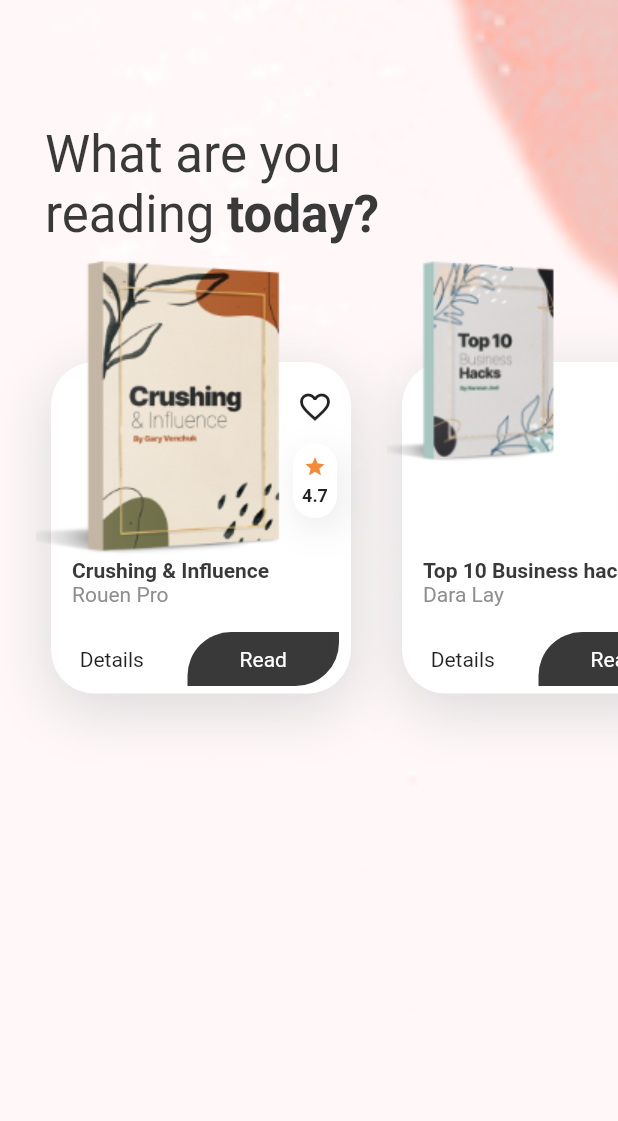
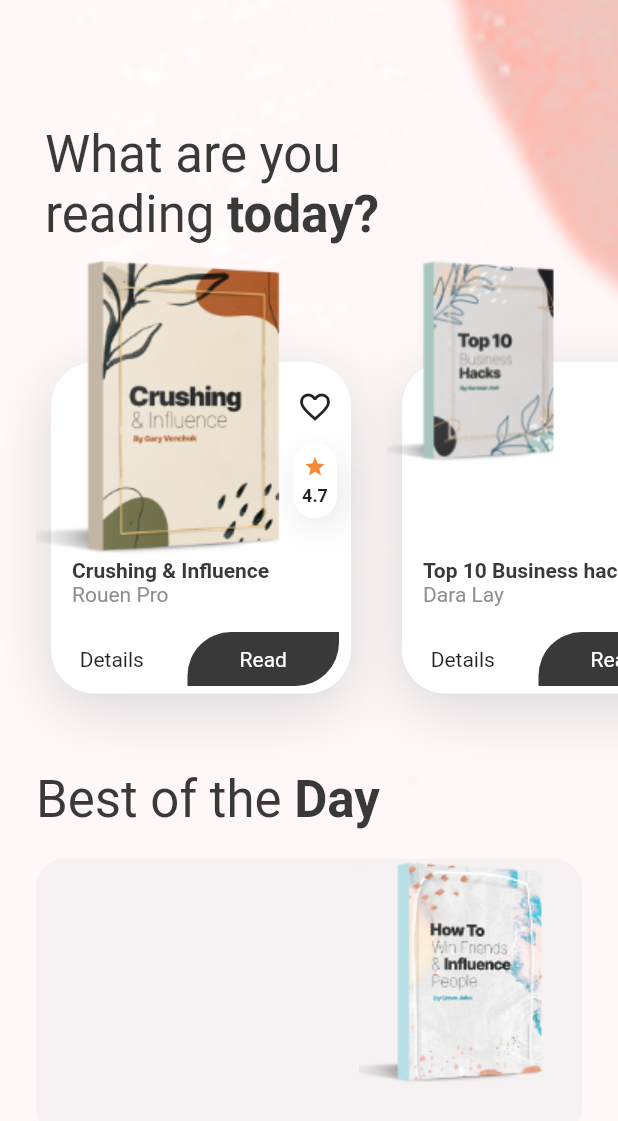
Before and after one commit to chamrouensann/eBoook-online, a Flutter app: the HomeScreen screen opened directly, on a phone screen of 412 x 824 dp. Shown: the top 1121 px of the screen. Run offline on Flutter 3.47's test engine with Material 2 defaults, Android fonts, the phone set to English and light mode, and no system bars.

Commit message:
Adding a new container

```diff
--- a/ebook_online_source_code/lib/screens/home_screen.dart
+++ b/ebook_online_source_code/lib/screens/home_screen.dart
@@ -76,6 +76,48 @@ class HomeScreen extends StatelessWidget {
                 ],
               ),
             ),
+            Padding(
+              padding: EdgeInsets.symmetric(horizontal: 24),
+              child: Column(
+                crossAxisAlignment: CrossAxisAlignment.start,
+                children: <Widget>[
+                  RichText(
+                    text: TextSpan(
+                        style: Theme.of(context).textTheme.display1,
+                        children: [
+                          TextSpan(text: "Best of the "),
+                          TextSpan(
+                            text: "Day",
+                            style: TextStyle(fontWeight: FontWeight.bold),
+                          )
+                        ]),
+                  ),
+                  Container(
+                    margin: EdgeInsets.symmetric(vertical: 20),
+                    width: double.infinity,
+                    height: 205,
+                    child: Stack(
+                      children: <Widget>[
+                        Positioned(
+                          child: Container(
+                            height: 185,
+                            width: double.infinity,
+                            decoration: BoxDecoration(
+                              color: Color(0xFFEAEAEA).withOpacity(.45),
+                              borderRadius: BorderRadius.circular(19),
+                            ),
+                          ),
+                        ),
+                        Positioned(
+                          right: 0,
+                          child: Image.asset("assets/images/book-3.png"),
+                        )
+                      ],
+                    ),
+                  )
+                ],
+              ),
+            )
           ],
         ),
       ),
```
